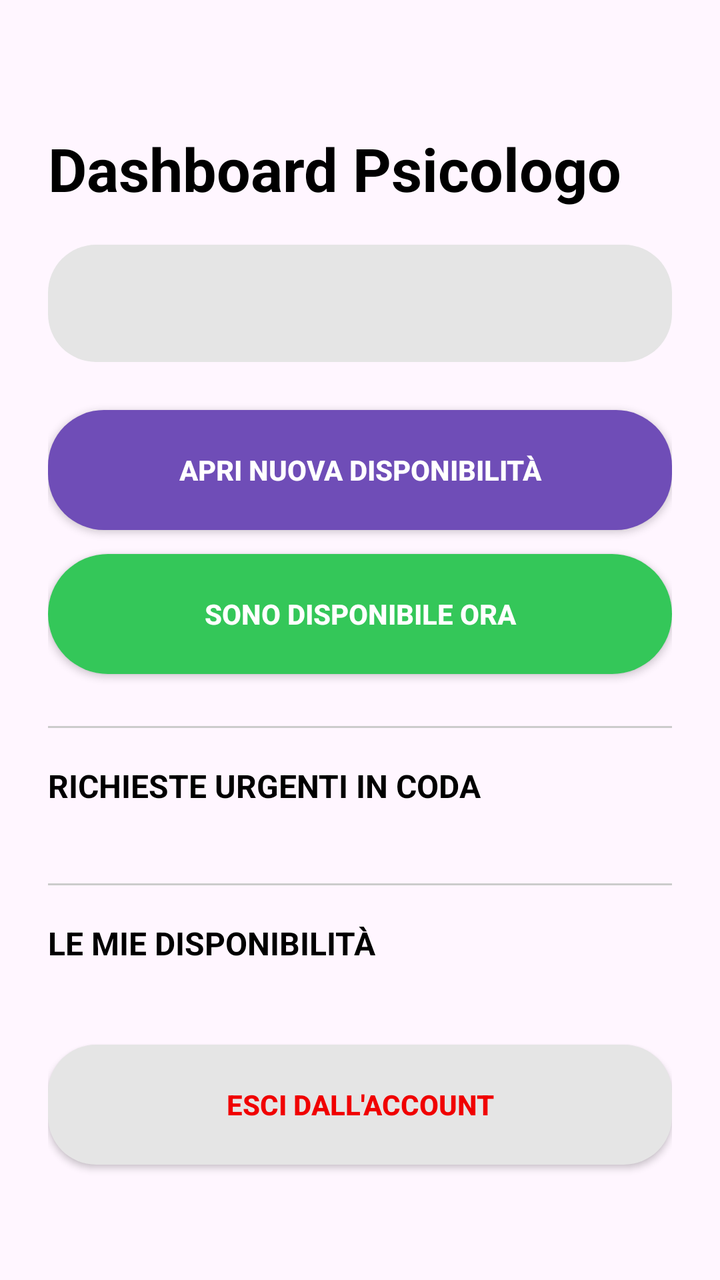
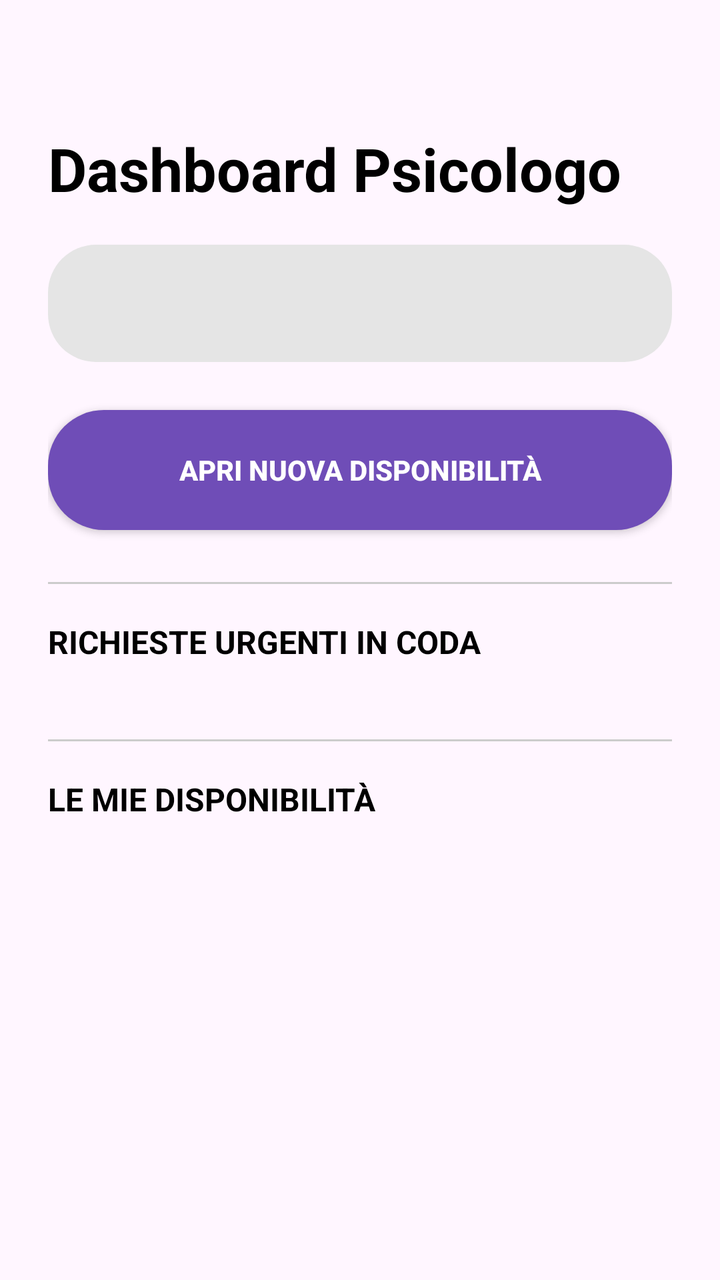

Two renders of the same Android screen: before a commit and after it. Below are the layout's source before the change and the commit's diff.
<!-- AndroidManifest.xml: application theme Theme.ShieldUp -->
<!-- res/layout/fragment_psychologist_dashboard.xml -->
<?xml version="1.0" encoding="utf-8"?>
<ScrollView xmlns:android="http://schemas.android.com/apk/res/android"
    xmlns:app="http://schemas.android.com/apk/res-auto"
    android:layout_width="match_parent"
    android:layout_height="match_parent"
    android:background="@color/shield_light_bg"
    android:fillViewport="true">

    <LinearLayout
        android:layout_width="match_parent"
        android:layout_height="wrap_content"
        android:orientation="vertical"
        android:paddingStart="24dp"
        android:paddingTop="64dp"
        android:paddingEnd="24dp"
        android:paddingBottom="28dp">

        <TextView
            android:id="@+id/txtPsychologistTitle"
            android:layout_width="match_parent"
            android:layout_height="wrap_content"
            android:text="Dashboard Psicologo"
            android:textColor="@color/black"
            android:textSize="30sp"
            android:textStyle="bold" />

        <TextView
            android:id="@+id/txtPsychologistInfo"
            android:layout_width="match_parent"
            android:layout_height="wrap_content"
            android:layout_marginTop="18dp"
            android:background="@drawable/bg_gray_button"
            android:padding="18dp"
            android:textColor="@color/black"
            android:textSize="17sp"
            android:textStyle="bold" />

        <Button
            android:id="@+id/btnCreateAvailability"
            android:layout_width="match_parent"
            android:layout_height="60dp"
            android:layout_marginTop="24dp"
            android:background="@drawable/bg_purple_button"
            android:text="Apri nuova disponibilità"
            android:textColor="@color/white"
            android:textStyle="bold"
            app:backgroundTint="@null" />

        <Button
            android:id="@+id/btnToggleImmediate"
            android:layout_width="match_parent"
            android:layout_height="60dp"
            android:layout_marginTop="12dp"
            android:background="@drawable/bg_green_button"
            android:text="Sono disponibile ora"
            android:textColor="@color/white"
            android:textStyle="bold"
            app:backgroundTint="@null" />

        <View
            android:layout_width="match_parent"
            android:layout_height="1dp"
            android:layout_marginTop="26dp"
            android:layout_marginBottom="18dp"
            android:background="#CCCCCC" />

        <TextView
            android:layout_width="match_parent"
            android:layout_height="wrap_content"
            android:text="RICHIESTE URGENTI IN CODA"
            android:textColor="@color/black"
            android:textSize="16sp"
            android:textStyle="bold" />

        <LinearLayout
            android:id="@+id/urgentRequestsContainer"
            android:layout_width="match_parent"
            android:layout_height="wrap_content"
            android:layout_marginTop="12dp"
            android:orientation="vertical" />

        <View
            android:layout_width="match_parent"
            android:layout_height="1dp"
            android:layout_marginTop="26dp"
            android:layout_marginBottom="18dp"
            android:background="#CCCCCC" />

        <TextView
            android:layout_width="match_parent"
            android:layout_height="wrap_content"
            android:text="LE MIE DISPONIBILITÀ"
            android:textColor="@color/black"
            android:textSize="16sp"
            android:textStyle="bold" />

        <LinearLayout
            android:id="@+id/availabilitiesContainer"
            android:layout_width="match_parent"
            android:layout_height="wrap_content"
            android:layout_marginTop="12dp"
            android:orientation="vertical" />

        <Button
            android:id="@+id/btnPsychologistLogout"
            android:layout_width="match_parent"
            android:layout_height="60dp"
            android:layout_marginTop="28dp"
            android:background="@drawable/bg_gray_button"
            android:text="Esci dall'account"
            android:textColor="@color/emergency_red"
            android:textStyle="bold"
            app:backgroundTint="@null" />

    </LinearLayout>

</ScrollView>
<!-- resources referenced by this layout -->
<resources>
  <color name="black">#000000</color>
  <color name="emergency_red">#F00000</color>
  <color name="shield_light_bg">#FFF6FF</color>
  <color name="white">#FFFFFF</color>
  <!-- drawable bg_gray_button (drawable) -->
  <?xml version="1.0" encoding="utf-8"?>
  <shape xmlns:android="http://schemas.android.com/apk/res/android">
      <solid android:color="@color/soft_gray" />
      <corners android:radius="24dp" />
  </shape>
  <!-- drawable bg_green_button (drawable) -->
  <?xml version="1.0" encoding="utf-8"?>
  <shape xmlns:android="http://schemas.android.com/apk/res/android">
      <solid android:color="#34C759"/>
      <corners android:radius="32dp"/>
  </shape>
  <!-- drawable bg_purple_button (drawable) -->
  <?xml version="1.0" encoding="utf-8"?>
  <shape xmlns:android="http://schemas.android.com/apk/res/android">
      <solid android:color="@color/shield_purple" />
      <corners android:radius="28dp" />
  </shape>
  <style name="Theme.ShieldUp" parent="Base.Theme.ShieldUp" />
  <color name="soft_gray">#E5E5E5</color>
  <color name="shield_purple">#6F4DB7</color>
  <style name="Base.Theme.ShieldUp" parent="Theme.Material3.DayNight.NoActionBar">
          
          
      </style>
</resources>

<!-- the commit's change to res/layout/fragment_psychologist_dashboard.xml (unified diff, before → after) -->
@@ -13,7 +13,7 @@
         android:paddingStart="24dp"
         android:paddingTop="64dp"
         android:paddingEnd="24dp"
-        android:paddingBottom="28dp">
+        android:paddingBottom="140dp">
 
         <TextView
             android:id="@+id/txtPsychologistTitle"
@@ -42,17 +42,6 @@
             android:layout_marginTop="24dp"
             android:background="@drawable/bg_purple_button"
             android:text="Apri nuova disponibilità"
-            android:textColor="@color/white"
-            android:textStyle="bold"
-            app:backgroundTint="@null" />
-
-        <Button
-            android:id="@+id/btnToggleImmediate"
-            android:layout_width="match_parent"
-            android:layout_height="60dp"
-            android:layout_marginTop="12dp"
-            android:background="@drawable/bg_green_button"
-            android:text="Sono disponibile ora"
             android:textColor="@color/white"
             android:textStyle="bold"
             app:backgroundTint="@null" />
@@ -101,17 +90,6 @@
             android:layout_marginTop="12dp"
             android:orientation="vertical" />
 
-        <Button
-            android:id="@+id/btnPsychologistLogout"
-            android:layout_width="match_parent"
-            android:layout_height="60dp"
-            android:layout_marginTop="28dp"
-            android:background="@drawable/bg_gray_button"
-            android:text="Esci dall'account"
-            android:textColor="@color/emergency_red"
-            android:textStyle="bold"
-            app:backgroundTint="@null" />
-
     </LinearLayout>
 
 </ScrollView>
<!-- resource entries referenced after the edit -->
@@ -1,7 +1,6 @@
 <!-- resources referenced by this layout -->
 <resources>
   <color name="black">#000000</color>
-  <color name="emergency_red">#F00000</color>
   <color name="shield_light_bg">#FFF6FF</color>
   <color name="white">#FFFFFF</color>
   <!-- drawable bg_gray_button (drawable) -->
@@ -9,12 +8,6 @@
   <shape xmlns:android="http://schemas.android.com/apk/res/android">
       <solid android:color="@color/soft_gray" />
       <corners android:radius="24dp" />
-  </shape>
-  <!-- drawable bg_green_button (drawable) -->
-  <?xml version="1.0" encoding="utf-8"?>
-  <shape xmlns:android="http://schemas.android.com/apk/res/android">
-      <solid android:color="#34C759"/>
-      <corners android:radius="32dp"/>
   </shape>
   <!-- drawable bg_purple_button (drawable) -->
   <?xml version="1.0" encoding="utf-8"?>
